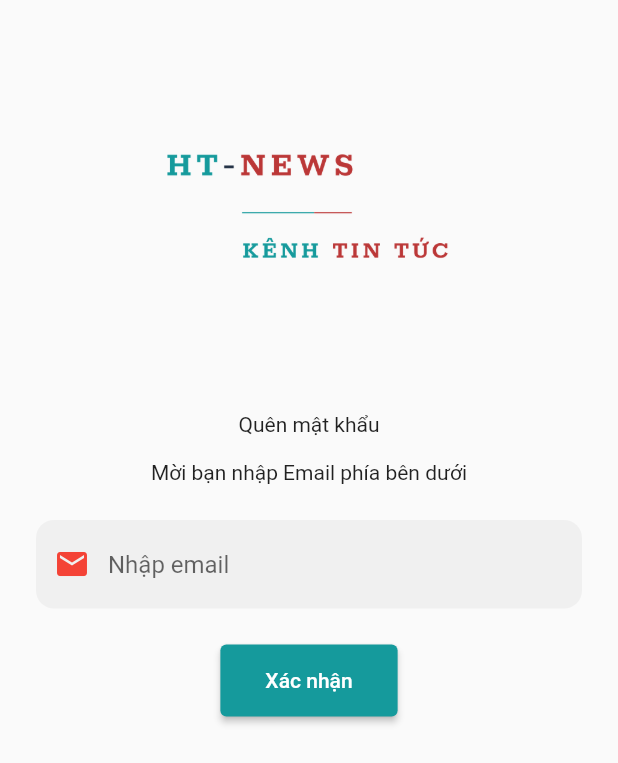
After one commit to TuanGauTruc12/news_ui, a Flutter app: the LoginPage screen opened directly, after a tap on "Quên mật khẩu?", on a phone screen of 412 x 824 dp. The commit adds this screen. Shown: the top 763 px of the screen. Run offline on Flutter 3.47's test engine with Material 2 defaults, Android fonts, the phone set to English and light mode, and no system bars; our stand-ins replace carousel_slider, flutter_html, geolocator; network calls fail.

Commit message:
9/5/2023

```diff
--- a/lib/apis/global.dart
+++ b/lib/apis/global.dart
@@ -1,6 +1,6 @@
 import 'package:flutter/material.dart';
 
-const String URL = "http://172.16.1.57:8080/";
+const String URL = "http://172.16.1.59:8080/";
 const String GET_NEWS = "news";
 const String GET_CATEGORY = "categories";
 const String GET_PROPERTY = "properties";
--- a/lib/models/object/category.dart
+++ b/lib/models/object/category.dart
@@ -3,15 +3,16 @@ class Category {
   String? title;
   String? slug;
   int? chubien;
+  String? imageCategory;
 
-  Category({this.id, this.title, this.slug, this.chubien});
+  Category({this.id, this.title, this.slug, this.chubien, this.imageCategory});
 
   Category.fromJson(Map<String, dynamic> json) {
-    print(json['title']);
     id = json['id'];
     title = json['title'];
     slug = json['slug'];
     chubien = json['chubien'];
+    imageCategory = json['imageCategory'];
   }
 
   Map<String, dynamic> toJson() {
@@ -20,6 +21,7 @@ class Category {
     data['title'] = title;
     data['slug'] = slug;
     data['chubien'] = chubien;
+    data['imageCategory'] = imageCategory;
     return data;
   }
 }
--- /dev/null
+++ b/lib/pages/forgetpassword.dart
@@ -0,0 +1,63 @@
+import 'package:flutter/material.dart';
+import 'package:news_ui/views/textfieldcustom.dart';
+
+class ForgetPasswordPage extends StatefulWidget {
+  const ForgetPasswordPage({super.key});
+
+  @override
+  State<ForgetPasswordPage> createState() => _ForgetPasswordPageState();
+}
+
+class _ForgetPasswordPageState extends State<ForgetPasswordPage> {
+  String email = "";
+
+  @override
+  Widget build(BuildContext context) {
+    return Scaffold(
+        body: Column(children: [
+      const Expanded(
+          child: Image(
+              image: AssetImage('images/logo.png'), height: 200, width: 200)),
+      Expanded(
+          flex: 2,
+          child: Column(
+            children: [
+              Row(
+                mainAxisAlignment: MainAxisAlignment.center,
+                children: const [Text("Quên mật khẩu")],
+              ),
+              const SizedBox(
+                height: 16,
+              ),
+              Row(
+                mainAxisAlignment: MainAxisAlignment.center,
+                children: const [
+                  Text("Mời bạn nhập Email phía bên dưới"),
+                ],
+              ),
+              Padding(
+                padding: const EdgeInsets.all(24),
+                child: TextFieldCustom(
+                    title: "Nhập email",
+                    type: TextInputType.emailAddress,
+                    input: (value) {
+                      email = value;
+                    }),
+              ),
+              ElevatedButton(
+                  style: ButtonStyle(
+                    backgroundColor:
+                        MaterialStateProperty.all(const Color(0xff159A9C)),
+                    padding: MaterialStateProperty.all(
+                        const EdgeInsets.symmetric(
+                            horizontal: 30, vertical: 16)),
+                  ),
+                  onPressed: () {
+
+                  },
+                  child: const Text('Xác nhận'))
+            ],
+          ))
+    ]));
+  }
+}
--- a/lib/pages/login.dart
+++ b/lib/pages/login.dart
@@ -1,4 +1,6 @@
 import 'package:flutter/material.dart';
+import 'package:news_ui/pages/ForgetPassword.dart';
+import 'package:news_ui/pages/register.dart';
 import 'package:news_ui/views/passwordfieldcustom.dart';
 import 'package:news_ui/views/textfieldcustom.dart';
 
@@ -10,11 +12,14 @@ class LoginPage extends StatefulWidget {
 }
 
 class _LoginPageState extends State<LoginPage> {
+  String email = "";
+  String password = "";
+
   @override
   Widget build(BuildContext context) {
     return Scaffold(
         resizeToAvoidBottomInset: false,
-        body: Column(children: <Widget>[
+        body: Column(children: [
           const Expanded(
               child: Image(
                   image: AssetImage('images/logo.png'),
@@ -37,14 +42,31 @@ class _LoginPageState extends State<LoginPage> {
                     style: TextStyle(fontWeight: FontWeight.bold, fontSize: 20),
                   ),
                   const SizedBox(height: 32),
-                  TextFieldCustom('Nhập email', TextInputType.emailAddress),
+                  TextFieldCustom(
+                      title: 'Nhập email',
+                      type: TextInputType.emailAddress,
+                      input: (value) {
+                        email = value;
+                      }),
                   const SizedBox(height: 32),
-                  PasswordFieldCustom('Nhập mật khẩu'),
+                  PasswordFieldCustom(
+                      title: 'Nhập mật khẩu',
+                      input: (value) {
+                        password = value;
+                      }),
                   const SizedBox(height: 32),
                   Row(
                     mainAxisAlignment: MainAxisAlignment.end,
-                    children: const [
-                      Text('Quên mật khẩu?'),
+                    children: [
+                      GestureDetector(
+                          onTap: () {
+                            Navigator.push(
+                              context,
+                              MaterialPageRoute(
+                                  builder: (context) => ForgetPasswordPage()),
+                            );
+                          },
+                          child: const Text('Quên mật khẩu?')),
                     ],
                   ),
                   const SizedBox(height: 32),
@@ -57,7 +79,9 @@ class _LoginPageState extends State<LoginPage> {
                           padding: MaterialStateProperty.all(
                               const EdgeInsets.all(20)),
                         ),
-                        onPressed: () => {},
+                        onPressed: () => {
+                              //call api login
+                            },
                         child: const Text('Đăng nhập')),
                   ),
                   const SizedBox(height: 32),
@@ -69,7 +93,13 @@ class _LoginPageState extends State<LoginPage> {
                         style: TextStyle(fontSize: 16),
                       ),
                       TextButton(
-                        onPressed: () {},
+                        onPressed: () {
+                          Navigator.push(
+                            context,
+                            MaterialPageRoute(
+                                builder: (context) => const RegisterPage()),
+                          );
+                        },
                         child: const Text(
                           "Đăng ký ngay",
                           style: TextStyle(
--- a/lib/views/textfieldcustom.dart
+++ b/lib/views/textfieldcustom.dart
@@ -1,41 +1,37 @@
 import 'package:flutter/material.dart';
 
 class TextFieldCustom extends StatefulWidget {
-  late String _title;
-  late TextInputType _type;
+  String title;
+  TextInputType type;
+  final input;
 
-  TextFieldCustom(String title, TextInputType type, {super.key}) {
-    _title = title;
-    _type = type;
-  }
+  TextFieldCustom(
+      {required this.title,
+      required this.type,
+      required this.input,
+      super.key});
 
   @override
-  _TextFieldCustomState createState() => _TextFieldCustomState(_title, _type);
+  _TextFieldCustomState createState() => _TextFieldCustomState();
 }
 
 class _TextFieldCustomState extends State<TextFieldCustom> {
-  late String _title;
-  late TextInputType _type;
-  _TextFieldCustomState(String title, TextInputType type) {
-    _title = title;
-    _type = type;
-  }
-
   @override
   Widget build(BuildContext context) {
     return TextField(
+        onChanged: widget.input,
         decoration: InputDecoration(
-            hintText: _title,
+            hintText: widget.title,
             floatingLabelStyle: const TextStyle(color: Colors.red),
             filled: true,
             border: OutlineInputBorder(
               borderSide: BorderSide.none,
               borderRadius: BorderRadius.circular(12),
             ),
-            prefixIcon: _type == TextInputType.emailAddress
+            prefixIcon: widget.type == TextInputType.emailAddress
                 ? const Icon(Icons.email, size: 24)
                 : const SizedBox(height: 0),
             prefixIconColor: Colors.red),
-        keyboardType: _type);
+        keyboardType: widget.type);
   }
 }
```
Also changed, not shown: lib/main.dart (+5 -2 lines), lib/pages/homepage.dart (+36 -85 lines), lib/pages/newpage.dart (+7 -1 lines), lib/pages/register.dart (+34 -7 lines), lib/pages/splashscreen.dart (added, +118 -0 lines), lib/views/CategoryListView.dart (+23 -7 lines), lib/views/customappbarhome.dart (+10 -4 lines), lib/views/passwordfieldcustom.dart (+5 -5 lines).
